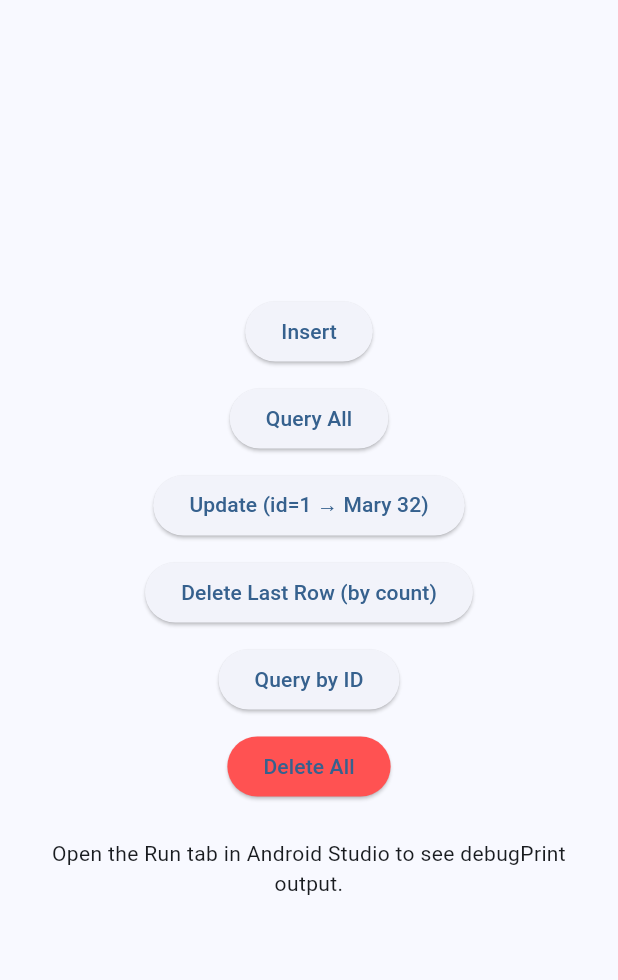
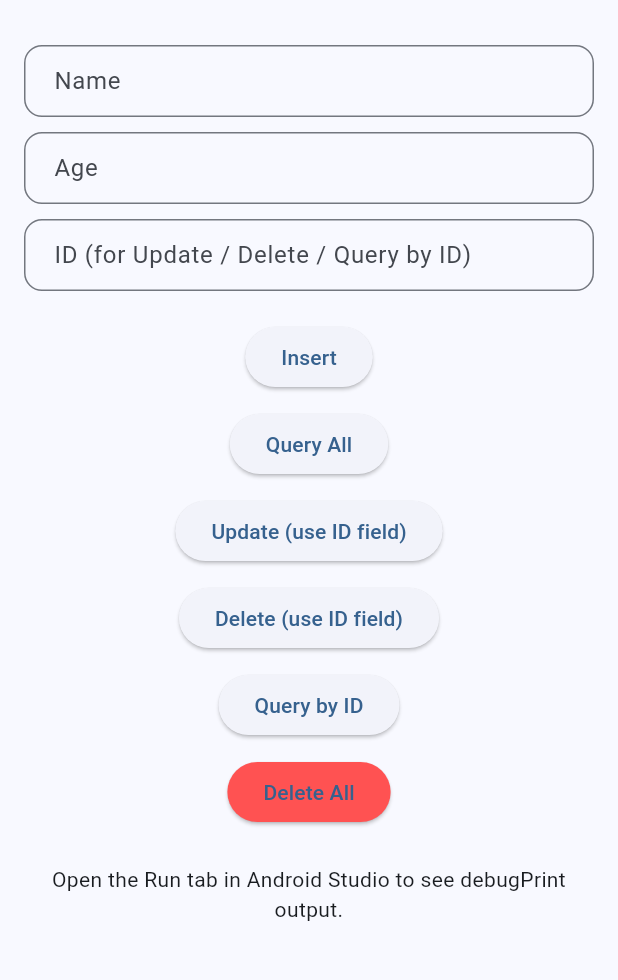
Before and after one commit to kevinlam13/SQLight, a Flutter app: the screen it shows after launch, on a phone screen of 412 x 824 dp, the part 63-1043 px from its top. Run offline on Flutter 3.47's test engine with Material 3 defaults, Android fonts, the phone set to English and light mode, and no system bars; our stand-ins replace sqflite; accounts and stored records are empty.

Commit message:
Update main.dart

```diff
--- a/lib/main.dart
+++ b/lib/main.dart
@@ -27,42 +27,91 @@ class MyApp extends StatelessWidget {
   }
 }
 
-class MyHomePage extends StatelessWidget {
+class MyHomePage extends StatefulWidget {
   const MyHomePage({super.key});
 
   @override
+  State<MyHomePage> createState() => _MyHomePageState();
+}
+
+class _MyHomePageState extends State<MyHomePage> {
+  final _nameController = TextEditingController();
+  final _ageController = TextEditingController();
+  final _idController = TextEditingController();
+
+  @override
+  void dispose() {
+    _nameController.dispose();
+    _ageController.dispose();
+    _idController.dispose();
+    super.dispose();
+  }
+
+  @override
   Widget build(BuildContext context) {
+    final pad = EdgeInsets.symmetric(horizontal: 16, vertical: 10);
+    final border = OutlineInputBorder(borderRadius: BorderRadius.circular(12));
+
     return Scaffold(
       appBar: AppBar(title: const Text('sqflite')),
-      body: Center(
-        child: SingleChildScrollView(
+      body: SingleChildScrollView(
         padding: const EdgeInsets.all(16),
         child: Column(
-            mainAxisAlignment: MainAxisAlignment.center,
-            children: <Widget>[
+          children: [
+            // ---------- Inputs ----------
+            TextField(
+              controller: _nameController,
+              decoration: InputDecoration(
+                labelText: 'Name',
+                contentPadding: pad,
+                border: border,
+              ),
+            ),
+            const SizedBox(height: 10),
+            TextField(
+              controller: _ageController,
+              keyboardType: TextInputType.number,
+              decoration: InputDecoration(
+                labelText: 'Age',
+                contentPadding: pad,
+                border: border,
+              ),
+            ),
+            const SizedBox(height: 10),
+            TextField(
+              controller: _idController,
+              keyboardType: TextInputType.number,
+              decoration: InputDecoration(
+                labelText: 'ID (for Update / Delete / Query by ID)',
+                contentPadding: pad,
+                border: border,
+              ),
+            ),
+            const SizedBox(height: 20),
+
+            // ---------- Buttons ----------
             ElevatedButton(
               onPressed: _insert,
               child: const Text('Insert'),
             ),
             const SizedBox(height: 10),
             ElevatedButton(
-                onPressed: _query,
+              onPressed: _queryAll,
               child: const Text('Query All'),
             ),
             const SizedBox(height: 10),
             ElevatedButton(
               onPressed: _update,
-                child: const Text('Update (id=1 → Mary 32)'),
+              child: const Text('Update (use ID field)'),
             ),
             const SizedBox(height: 10),
             ElevatedButton(
               onPressed: _delete,
-                child: const Text('Delete Last Row (by count)'),
+              child: const Text('Delete (use ID field)'),
             ),
             const SizedBox(height: 10),
-              // ----- Part 2 -----
             ElevatedButton(
-                onPressed: () => _queryById(context),
+              onPressed: _queryById,
               child: const Text('Query by ID'),
             ),
             const SizedBox(height: 10),
@@ -79,51 +128,62 @@ class MyHomePage extends StatelessWidget {
           ],
         ),
       ),
-      ),
     );
   }
 
-  // ----------------- Button handlers -----------------
+  // ---------- Handlers ----------
 
-  static Future<void> _insert() async {
-    final row = {
-      DatabaseHelper.columnName: 'Bob',
-      DatabaseHelper.columnAge: 23,
-    };
-    final id = await dbHelper.insert(row);
+  Future<void> _insert() async {
+    final name = _nameController.text.trim();
+    final age = int.tryParse(_ageController.text.trim());
+    if (name.isEmpty || age == null) {
+      debugPrint('Please enter a valid name and age.');
+      return;
+    }
+    final id = await dbHelper.insert({
+      DatabaseHelper.columnName: name,
+      DatabaseHelper.columnAge: age,
+    });
     debugPrint('Inserted row id: $id');
   }
 
-  static Future<void> _query() async {
+  Future<void> _queryAll() async {
     final all = await dbHelper.queryAllRows();
     debugPrint('All rows (${all.length}): $all');
   }
 
-  static Future<void> _update() async {
-    final row = {
-      DatabaseHelper.columnId: 1,
-      DatabaseHelper.columnName: 'Mary',
-      DatabaseHelper.columnAge: 32,
-    };
-    final count = await dbHelper.update(row);
-    debugPrint('Updated $count row(s) for id=1');
+  Future<void> _update() async {
+    final id = int.tryParse(_idController.text.trim());
+    final name = _nameController.text.trim();
+    final age = int.tryParse(_ageController.text.trim());
+    if (id == null || name.isEmpty || age == null) {
+      debugPrint('Please enter ID, name, and age to update.');
+      return;
+    }
+    final count = await dbHelper.update({
+      DatabaseHelper.columnId: id,
+      DatabaseHelper.columnName: name,
+      DatabaseHelper.columnAge: age,
+    });
+    debugPrint('Updated $count row(s) for id=$id');
   }
 
-  static Future<void> _delete() async {
-    final lastId = await dbHelper.queryRowCount();
-    if (lastId == 0) {
-      debugPrint('Nothing to delete.');
+  Future<void> _delete() async {
+    final id = int.tryParse(_idController.text.trim());
+    if (id == null) {
+      debugPrint('Please enter a valid ID to delete.');
       return;
     }
-    final deleted = await dbHelper.delete(lastId);
-    debugPrint('Deleted $deleted row(s): row $lastId');
+    final deleted = await dbHelper.delete(id);
+    debugPrint('Deleted $deleted row(s) for id=$id');
   }
 
-  // ----------------- Part 2 -----------------
-
-  static Future<void> _queryById(BuildContext context) async {
-    final id = await _promptForId(context);
-    if (id == null) return;
+  Future<void> _queryById() async {
+    final id = int.tryParse(_idController.text.trim());
+    if (id == null) {
+      debugPrint('Please enter a valid ID.');
+      return;
+    }
     final row = await dbHelper.queryById(id);
     if (row == null) {
       debugPrint('No row found for id=$id');
@@ -132,38 +192,8 @@ class MyHomePage extends StatelessWidget {
     }
   }
 
-  static Future<void> _deleteAll() async {
+  Future<void> _deleteAll() async {
     final n = await dbHelper.deleteAll();
     debugPrint('Deleted ALL rows ($n).');
   }
-
-  // Small helper dialog to get an integer ID
-  static Future<int?> _promptForId(BuildContext context) async {
-    final controller = TextEditingController();
-    final value = await showDialog<int?>(
-      context: context,
-      builder: (ctx) => AlertDialog(
-        title: const Text('Enter ID'),
-        content: TextField(
-          controller: controller,
-          keyboardType: TextInputType.number,
-          decoration: const InputDecoration(
-            hintText: 'e.g., 1',
-            border: OutlineInputBorder(),
-          ),
-        ),
-        actions: [
-          TextButton(onPressed: () => Navigator.pop(ctx, null), child: const Text('Cancel')),
-          TextButton(
-            onPressed: () {
-              final v = int.tryParse(controller.text.trim());
-              Navigator.pop(ctx, v);
-            },
-            child: const Text('OK'),
-          ),
-        ],
-      ),
-    );
-    return value;
 }
-}
```
Lines whose indentation alone changed are shown as unchanged.
